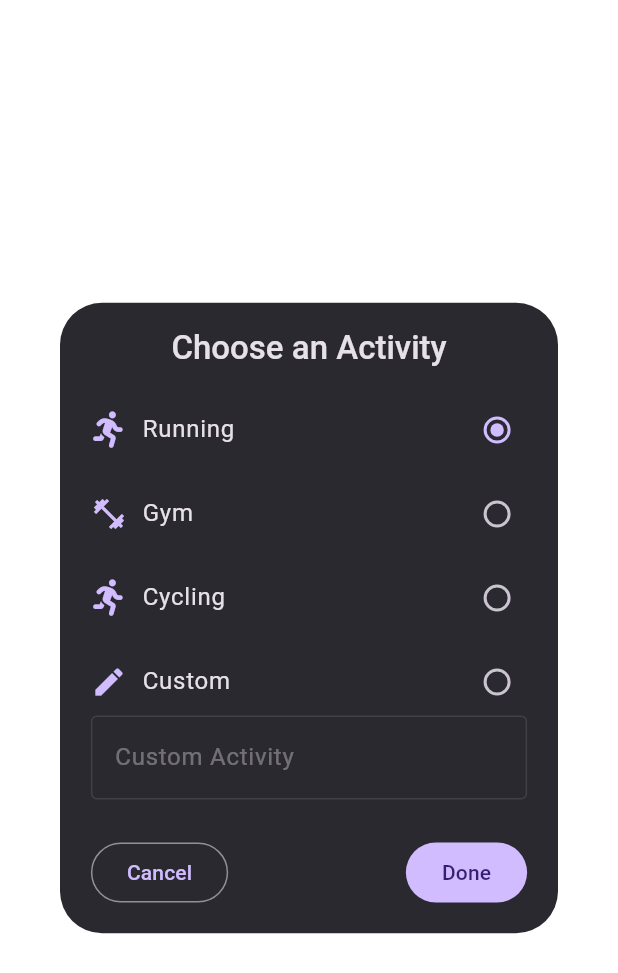
After one commit to Sparsh-R17/SafeHER, a Flutter app: the ActivityTrackerDialog screen opened directly, on a phone screen of 412 x 824 dp. The commit adds this screen. Shown: the top 973 px of the screen. Run offline on Flutter 3.47's test engine with Material 2 defaults, Android fonts, the phone set to English and light mode, and no system bars; our stand-ins replace connectivity_plus, contacts_service, firebase_auth, firebase_core, firebase_database, flutter_svg and 6 more; missing offline and left inert: background_sms, shake_event, tflite_flutter; accounts and stored records are empty; project files that could hold a hidden picture were left out.

Commit message:
TrackingDialog Finished

```diff
--- /dev/null
+++ b/lib/widgets/activity_tracker_dialog.dart
@@ -0,0 +1,176 @@
+import 'package:flutter/material.dart';
+import 'package:font_awesome_flutter/font_awesome_flutter.dart';
+import '../utils/app_dimension.dart';
+
+class ActivityTrackerDialog extends StatefulWidget {
+  const ActivityTrackerDialog({super.key});
+
+  @override
+  State<ActivityTrackerDialog> createState() => _ActivityTrackerDialogState();
+}
+
+class _ActivityTrackerDialogState extends State<ActivityTrackerDialog> {
+  int radioSelected = 0;
+  TextEditingController activityController = TextEditingController();
+
+  @override
+  Widget build(BuildContext context) {
+    final pageHeight = MediaQuery.of(context).size.height;
+    final pageWidth = MediaQuery.of(context).size.width;
+    List<Map> activity = [
+      {
+        'text': "Running",
+        'icon': FontAwesomeIcons.personRunning,
+      },
+      {
+        'text': "Gym",
+        'icon': Icons.fitness_center,
+      },
+      {
+        'text': "Cycling",
+        'icon': FontAwesomeIcons.personRunning,
+      },
+      {
+        'text': "Custom",
+        'icon': Icons.edit,
+      },
+    ];
+
+    return ScaffoldMessenger(
+      child: Builder(
+        builder: (context) {
+          return Scaffold(
+            backgroundColor: Colors.transparent,
+            body: StatefulBuilder(
+              builder: (context, setState) {
+                return Dialog(
+                  child: Padding(
+                    padding: EdgeInsets.symmetric(
+                      vertical: pageHeight * 0.02,
+                    ),
+                    child: Column(
+                      mainAxisSize: MainAxisSize.min,
+                      crossAxisAlignment: CrossAxisAlignment.center,
+                      children: [
+                        Text(
+                          "Choose an Activity",
+                          style:
+                              Theme.of(context).textTheme.titleLarge!.copyWith(
+                                    fontWeight: FontWeight.w500,
+                                  ),
+                        ),
+                        verticalSpacing(pageHeight * 0.015),
+                        Container(
+                          padding: EdgeInsets.symmetric(
+                              horizontal: pageWidth * 0.05),
+                          child: SizedBox(
+                            height: pageHeight * 0.25,
+                            child: ListView.builder(
+                              itemCount: activity.length,
+                              itemBuilder: (context, index) {
+                                return RadioListTile(
+                                  contentPadding: EdgeInsets.zero,
+                                  controlAffinity:
+                                      ListTileControlAffinity.trailing,
+                                  value: index,
+                                  groupValue: radioSelected,
+                                  onChanged: (value) {
+                                    setState(() {
+                                      radioSelected = value!;
+                                    });
+                                  },
+                                  title: Row(
+                                    children: [
+                                      Icon(
+                                        activity[index]['icon'],
+                                        color: Theme.of(context)
+                                            .colorScheme
+                                            .primary,
+                                      ),
+                                      horizontalSpacing(pageWidth * 0.025),
+                                      Text(activity[index]['text']),
+                                    ],
+                                  ),
+                                );
+                              },
+                            ),
+                          ),
+                        ),
+                        verticalSpacing(pageHeight * 0.015),
+                        Padding(
+                          padding: EdgeInsets.symmetric(
+                            horizontal: pageWidth * 0.05,
+                          ),
+                          child: TextField(
+                            controller: activityController,
+                            enabled: radioSelected == 3,
+                            decoration: const InputDecoration(
+                              label: Text("Custom Activity"),
+                              hintText: "Enter Activity",
+                              border: OutlineInputBorder(),
+                            ),
+                          ),
+                        ),
+                        verticalSpacing(pageHeight * 0.03),
+                        if (MediaQuery.of(context).viewInsets.bottom == 0)
+                          Padding(
+                            padding: EdgeInsets.symmetric(
+                                horizontal: pageWidth * 0.05),
+                            child: Row(
+                              mainAxisAlignment: MainAxisAlignment.spaceBetween,
+                              children: [
+                                OutlinedButton(
+                                  onPressed: () =>
+                                      Navigator.pop(context, "Choose Activity"),
+                                  child: const Text("Cancel"),
+                                ),
+                                FilledButton(
+                                  onPressed: () {
+                                    if (radioSelected == 3) {
+                                      if (activityController.text.isEmpty) {
+                                        ScaffoldMessenger.of(context)
+                                            .showSnackBar(
+                                          SnackBar(
+                                            backgroundColor: Theme.of(context)
+                                                .colorScheme
+                                                .errorContainer,
+                                            content: Text(
+                                              "Custom Field Cannot be Empty",
+                                              style: TextStyle(
+                                                color: Theme.of(context)
+                                                    .colorScheme
+                                                    .onErrorContainer,
+                                              ),
+                                            ),
+                                            closeIconColor: Theme.of(context)
+                                                .colorScheme
+                                                .onErrorContainer,
+                                            showCloseIcon: true,
+                                          ),
+                                        );
+                                      } else {
+                                        Navigator.pop(
+                                            context, activityController.text);
+                                      }
+                                    } else {
+                                      Navigator.of(context)
+                                          .pop(activity[radioSelected]['text']);
+                                    }
+                                  },
+                                  child: const Text("Done"),
+                                ),
+                              ],
+                            ),
+                          ),
+                      ],
+                    ),
+                  ),
+                );
+              },
+            ),
+          );
+        },
+      ),
+    );
+  }
+}
```
Also changed, not shown: lib/widgets/activity_duration_dialog.dart (added, +138 -0 lines), lib/widgets/tracking_dialog.dart (+42 -39 lines), lib/widgets/info_tile.dart (line endings or trailing spaces).
